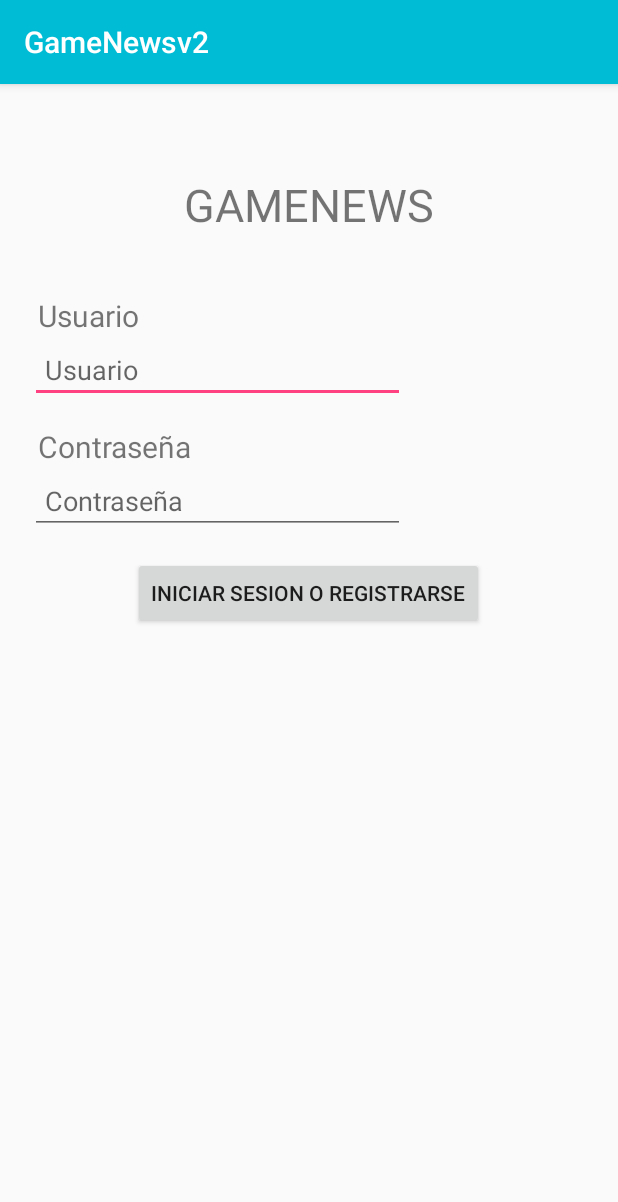
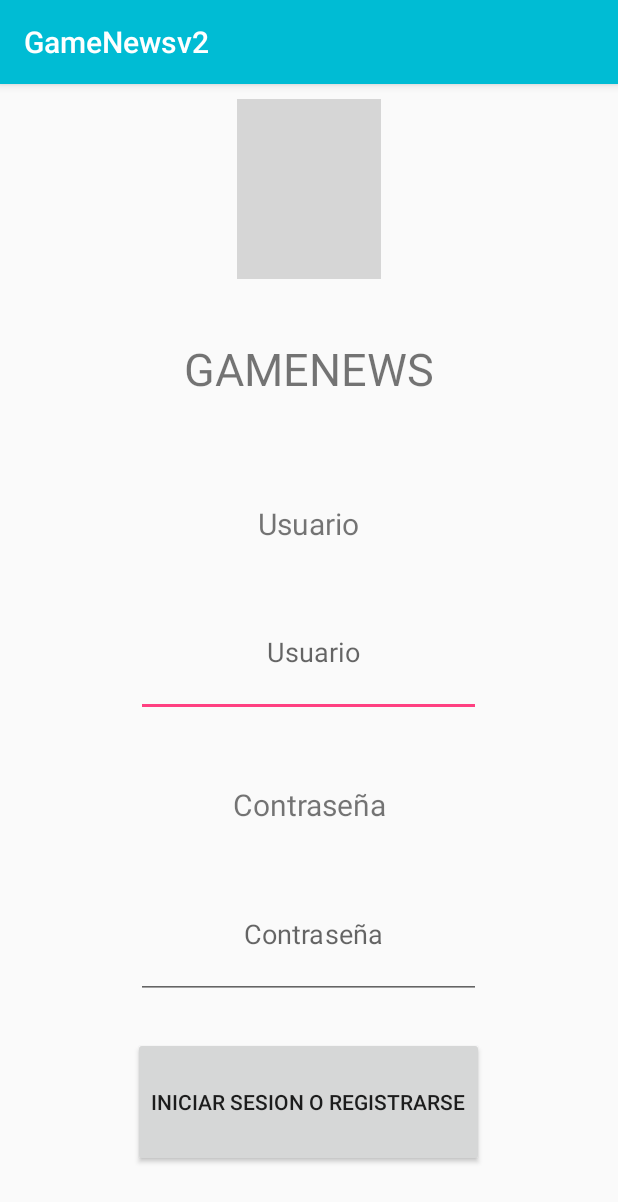
Before and after one commit to MarleneBarahona/GameNews, an Android app: the screen it shows after launch (LoginActivity), on a phone screen of 412 x 824 dp. Shown: the top 1202 px of the screen. Run offline under Robolectric (Android 15) with nearby library versions, the phone set to English and light mode, and no system bars; grey boxes are pictures that could not be loaded.

Commit message:
Agregando items e imagenes al menu, intentando personalizar perdil de usuario

```diff
--- a/app/src/main/java/com/barahona/gamenewsv2/LoginActivity.java
+++ b/app/src/main/java/com/barahona/gamenewsv2/LoginActivity.java
@@ -11,6 +11,7 @@ public class LoginActivity extends AppCompatActivity {
 
     Button entrar;
     EditText user, pass;
+    public EditText username_perfil;
     @Override
     protected void onCreate(Bundle savedInstanceState) {
         super.onCreate(savedInstanceState);
@@ -22,13 +23,15 @@ public class LoginActivity extends AppCompatActivity {
             public void onClick(View v) {
                 Intent intent = new Intent(getApplicationContext(), MainActivity.class);
                 startActivity(intent);
+                username_perfil = (EditText) user.getText();
             }
         });
     }
 
     public void botonEntrar(){
-        entrar = findViewById(R.id.btn_entrar);
-        user = findViewById(R.id.edit_user);
-        pass= findViewById(R.id.edit_pass);
+        entrar = (Button) findViewById(R.id.btn_entrar);
+        user = (EditText) findViewById(R.id.edit_user);
+        pass = (EditText) findViewById(R.id.edit_pass);
+        //username_perfil = findViewById();
     }
 }
--- a/app/src/main/java/com/barahona/gamenewsv2/MainActivity.java
+++ b/app/src/main/java/com/barahona/gamenewsv2/MainActivity.java
@@ -12,6 +12,7 @@ import android.support.v7.app.AppCompatActivity;
 import android.support.v7.widget.Toolbar;
 import android.view.Menu;
 import android.view.MenuItem;
+import android.widget.EditText;
 
 public class MainActivity extends AppCompatActivity
         implements NavigationView.OnNavigationItemSelectedListener {
@@ -22,6 +23,8 @@ public class MainActivity extends AppCompatActivity
         setContentView(R.layout.activity_main);
         Toolbar toolbar = (Toolbar) findViewById(R.id.toolbar);
         setSupportActionBar(toolbar);
+        //EditText username = findViewById(R.id.id_username_perfil);
+        //username = findViewById(R.id.edit_user);
 
         FloatingActionButton fab = (FloatingActionButton) findViewById(R.id.fab);
         fab.setOnClickListener(new View.OnClickListener() {
@@ -94,6 +97,9 @@ public class MainActivity extends AppCompatActivity
 
         }
 
+        //EditText username = findViewById(R.id.edit_user);
+        //username = findViewById(R.id.id_username_perfil);
+
         DrawerLayout drawer = (DrawerLayout) findViewById(R.id.drawer_layout);
         drawer.closeDrawer(GravityCompat.START);
         return true;
--- a/app/src/main/res/layout/activity_login.xml
+++ b/app/src/main/res/layout/activity_login.xml
@@ -6,47 +6,65 @@
     android:layout_height="match_parent"
     tools:context=".LoginActivity"
     android:orientation="vertical"
-    android:layout_margin="20dp">
+    android:layout_marginBottom="25dp"
+    android:layout_marginTop="15dp"
+    android:layout_marginRight="20dp"
+    android:layout_marginLeft="20dp"
+    android:gravity="center"
+    android:layout_gravity="center">
+    <ImageView
+        android:layout_width="wrap_content"
+        android:layout_height="0dp"
+        android:layout_weight=".7"
+        android:src="@drawable/icono"
+        android:layout_gravity="center"/>
     <TextView
         android:layout_width="match_parent"
-        android:layout_height="wrap_content"
+        android:layout_height="0dp"
+        android:layout_weight=".7"
         android:text="GAMENEWS"
         android:textSize="30sp"
-        android:gravity="center"
-        android:layout_margin="40dp"/>
+        android:gravity="center"/>
     <TextView
         android:layout_width="wrap_content"
-        android:layout_height="wrap_content"
+        android:layout_height="0dp"
+        android:layout_weight=".5"
         android:text="@string/text_usuario"
         android:textSize="20sp"
-        android:layout_marginLeft="5dp"/>
+        android:gravity="center"/>
     <EditText
         android:id="@+id/edit_user"
-        android:layout_width="250dp"
-        android:layout_height="wrap_content"
+        android:layout_width="230dp"
+        android:layout_height="0dp"
+        android:layout_weight=".5"
         android:hint="@string/text_usuario"
-        android:padding="10dp"/>
+        android:paddingLeft="10dp"
+        android:gravity="center"/>
     <TextView
         android:layout_width="wrap_content"
-        android:layout_height="wrap_content"
+        android:layout_height="0dp"
+        android:layout_weight=".5"
         android:text="@string/text_contrasena"
         android:textSize="20sp"
         android:layout_marginTop="15dp"
-        android:layout_marginLeft="5dp"/>
-
+        android:gravity="center"/>
     <EditText
         android:id="@+id/edit_pass"
-        android:layout_width="250dp"
-        android:layout_height="wrap_content"
+        android:layout_width="230dp"
+        android:layout_height="0dp"
+        android:layout_weight=".5"
         android:hint="@string/text_contrasena"
         android:inputType="textPassword"
-        android:padding="10dp"/>
+        android:paddingLeft="10dp"
+        android:layout_marginBottom="10dp"
+        android:gravity="center"/>
     <Button
         android:id="@+id/btn_entrar"
         android:layout_width="wrap_content"
-        android:layout_height="wrap_content"
+        android:layout_height="0dp"
+        android:layout_weight=".5"
         android:text="@string/text_iniciar_registrar"
-        android:layout_gravity="center"
-        android:layout_margin="15dp" />
+        android:layout_margin="15dp"
+        android:layout_gravity="center_horizontal"/>
 
 </LinearLayout>
```
Also changed, not shown: app/src/main/res/layout/nav_header_main.xml (+5 -11 lines), app/src/main/res/menu/activity_main_drawer.xml (+6 -6 lines).
